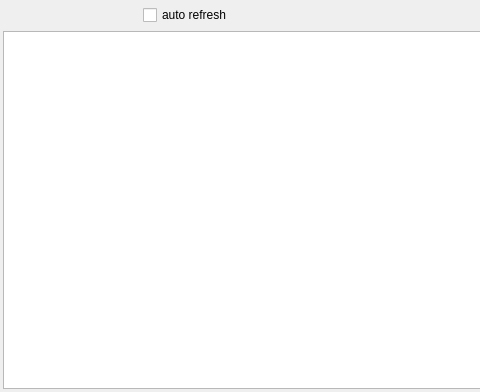
First picture: the form in quickevent/app/plugins/qml/Runs/src/eventstatisticswidget.ui, repository Quick-Event/quickbox, before the edit; both pictures show x 0 to 480 and y 0 to 392 of the 710 by 392 pixel window.
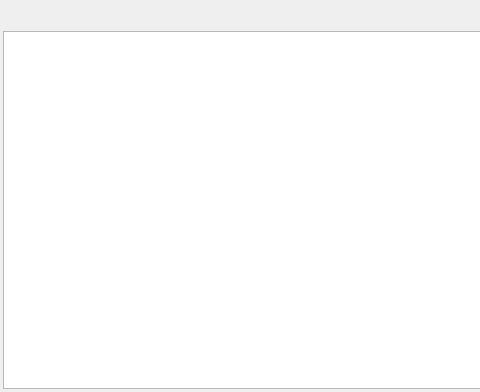
Second picture: the form after the edit. Icons and pictures are not drawn. Custom widgets are drawn as their Qt base class.

The edit to the form file:
```diff
--- a/quickevent/app/plugins/qml/Runs/src/eventstatisticswidget.ui
+++ b/quickevent/app/plugins/qml/Runs/src/eventstatisticswidget.ui
@@ -123,13 +123,6 @@
         </property>
        </widget>
       </item>
-      <item>
-       <widget class="QCheckBox" name="chkAutoRefresh">
-        <property name="text">
-         <string>auto refresh</string>
-        </property>
-       </widget>
-      </item>
       <item>
        <spacer name="horizontalSpacer_2">
         <property name="orientation">
```
